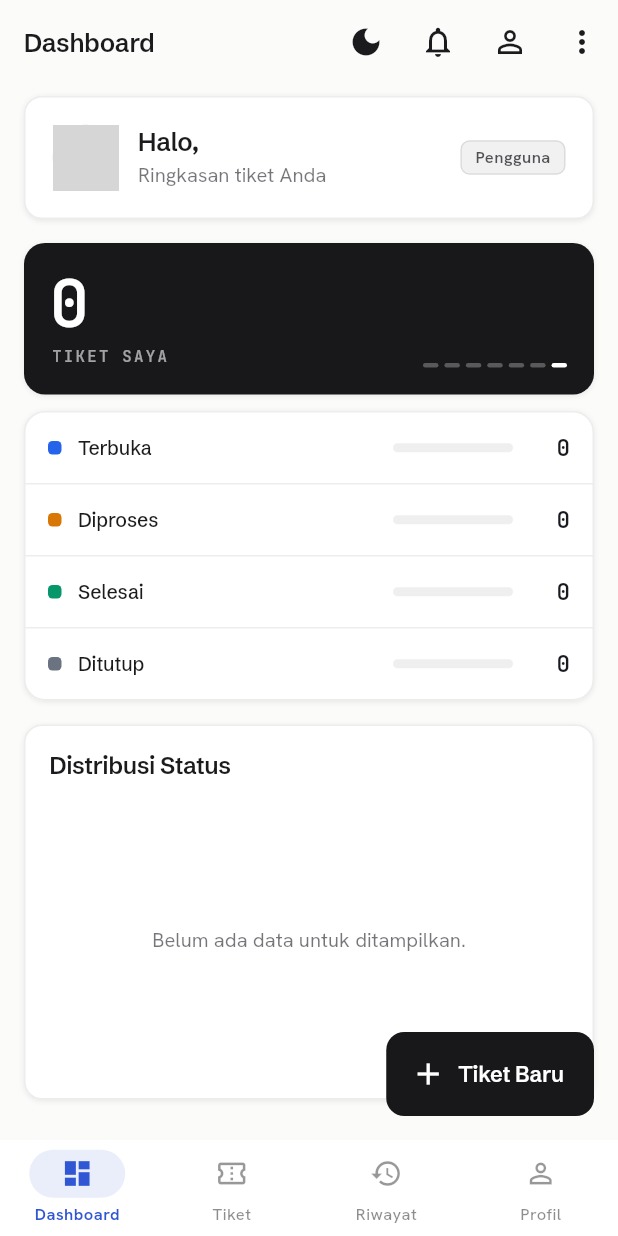
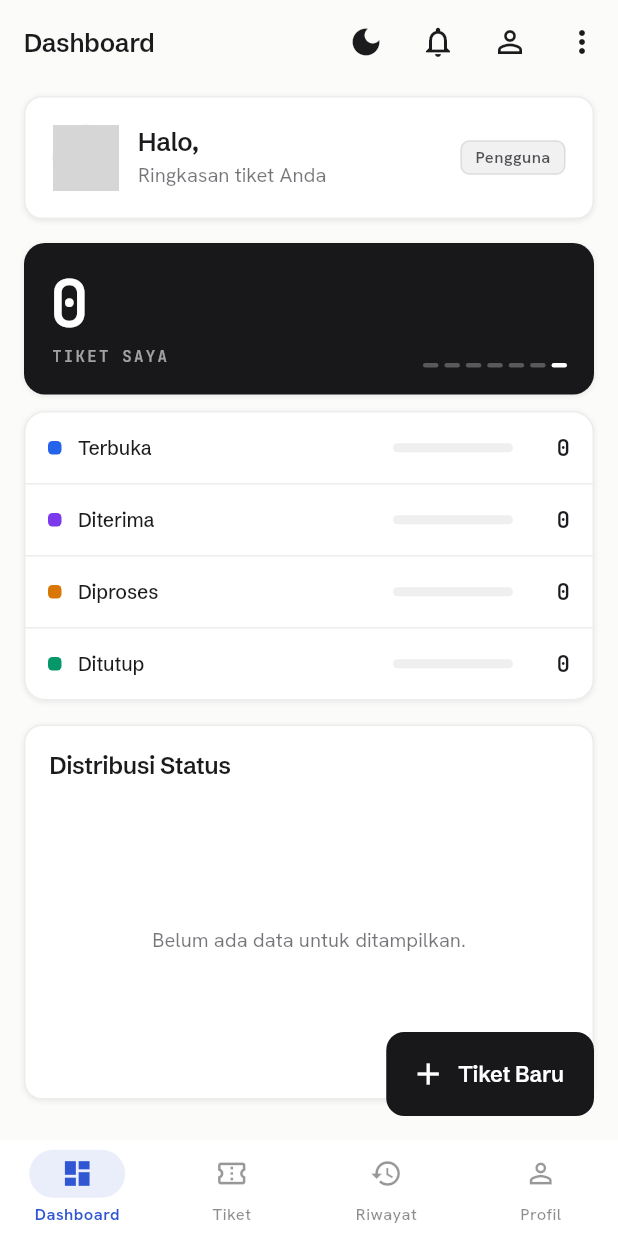
Before and after one commit to Cheszyalsohere/434241079_Muhammad-Irfan-Nuha_Ti-B1_UTS, a Flutter app: the screen it shows once a user with an empty profile is signed in, on a phone screen of 412 x 824 dp. Run offline on Flutter 3.47's test engine with Material 3 defaults, Android fonts, the phone set to English and light mode, and no system bars; our stand-ins replace cached_network_image, connectivity_plus, dartz, dio, fl_chart, flutter_dotenv and 12 more; accounts and stored records are empty; generated files the repository leaves out were written again; network calls fail; grey boxes are pictures that could not be loaded.

Commit message:
feat(ticket): automate status workflow, drop manual status editing
Per the revised requirements, ticket status is now driven entirely by
workflow actions instead of a manual picker:
- Replace the `resolved` status with `assigned`; the lifecycle is now
  open -> assigned -> in_progress -> closed
- Admin "Terima" moves open -> assigned; admin "Tugaskan" assigns a
  helpdesk and auto-moves assigned -> in_progress; the assigned helpdesk
  (or admin) "Tandai Selesai" moves in_progress -> closed
- Remove the "Ubah Status" manual picker; restrict assigning to admins
- Update dashboard aggregation/breakdown, status colors, badges, and the
  tracking stepper to the new four-status set
- Migration 004 migrates existing resolved rows to closed and swaps the
  status CHECK constraint; seed updated to match

```diff
--- a/lib/core/config/app_constants.dart
+++ b/lib/core/config/app_constants.dart
@@ -37,8 +37,8 @@ abstract final class AppConstants {
   // ── Enumerated values (must match DB check constraints) ────────────
   static const List<String> ticketStatuses = <String>[
     'open',
+    'assigned',
     'in_progress',
-    'resolved',
     'closed',
   ];
   static const List<String> ticketPriorities = <String>[
@@ -66,8 +66,8 @@ abstract final class AppConstants {
 abstract final class AppLabels {
   static const Map<String, String> status = <String, String>{
     'open': 'Terbuka',
+    'assigned': 'Diterima',
     'in_progress': 'Diproses',
-    'resolved': 'Selesai',
     'closed': 'Ditutup',
   };
 
--- a/lib/core/theme/app_colors.dart
+++ b/lib/core/theme/app_colors.dart
@@ -96,11 +96,11 @@ abstract final class AppColors {
   static const Color neutral800 = Color(0xFF1F2937);
   static const Color neutral900 = Color(0xFF111827);
 
-  // ── Status tokens ──────────────────────────────────────────────────
-  static const Color statusOpen = Color(0xFF2563EB);
-  static const Color statusInProgress = Color(0xFFD97706);
-  static const Color statusResolved = Color(0xFF059669);
-  static const Color statusClosed = Color(0xFF6B7280);
+  // ── Status tokens (workflow: open → assigned → in_progress → closed) ─
+  static const Color statusOpen = Color(0xFF2563EB); // blue
+  static const Color statusAssigned = Color(0xFF7C3AED); // violet
+  static const Color statusInProgress = Color(0xFFD97706); // amber
+  static const Color statusClosed = Color(0xFF059669); // green (done)
 
   // ── Priority tokens ────────────────────────────────────────────────
   static const Color priorityLow = Color(0xFF9CA3AF);
@@ -110,8 +110,8 @@ abstract final class AppColors {
 
   static Color statusColor(String status) => switch (status) {
         'open' => statusOpen,
+        'assigned' => statusAssigned,
         'in_progress' => statusInProgress,
-        'resolved' => statusResolved,
         'closed' => statusClosed,
         _ => neutral400,
       };
--- a/lib/core/widgets/status_badge.dart
+++ b/lib/core/widgets/status_badge.dart
@@ -16,7 +16,7 @@ enum BadgeKind { status, priority }
 class StatusBadge extends StatelessWidget {
   const StatusBadge({required this.value, required this.kind, super.key});
 
-  /// Status: `open` | `in_progress` | `resolved` | `closed`.
+  /// Status: `open` | `assigned` | `in_progress` | `closed`.
   /// Priority: `low` | `medium` | `high` | `urgent`.
   final String value;
   final BadgeKind kind;
--- a/lib/features/dashboard/data/models/dashboard_stats_model.dart
+++ b/lib/features/dashboard/data/models/dashboard_stats_model.dart
@@ -14,8 +14,8 @@ class DashboardStatsModel {
   const DashboardStatsModel({
     required this.total,
     required this.open,
+    required this.assigned,
     required this.inProgress,
-    required this.resolved,
     required this.closed,
     required this.ticketsByCategory,
     required this.ticketsByPriority,
@@ -27,8 +27,8 @@ class DashboardStatsModel {
 
   final int total;
   final int open;
+  final int assigned;
   final int inProgress;
-  final int resolved;
   final int closed;
   final Map<String, int> ticketsByCategory;
   final Map<String, int> ticketsByPriority;
@@ -40,8 +40,8 @@ class DashboardStatsModel {
   DashboardStats toEntity() => DashboardStats(
         total: total,
         open: open,
+        assigned: assigned,
         inProgress: inProgress,
-        resolved: resolved,
         closed: closed,
         ticketsByCategory: ticketsByCategory,
         ticketsByPriority: ticketsByPriority,
--- a/lib/features/dashboard/domain/entities/dashboard_stats_entity.dart
+++ b/lib/features/dashboard/domain/entities/dashboard_stats_entity.dart
@@ -28,8 +28,8 @@ class DashboardStats with _$DashboardStats {
 
     /// Status breakdown — drives both the stat cards and the pie chart.
     required int open,
+    required int assigned,
     required int inProgress,
-    required int resolved,
     required int closed,
 
     /// `category-wire-string -> count`, e.g. `{'hardware': 4, ...}`.
@@ -58,8 +58,8 @@ class DashboardStats with _$DashboardStats {
   factory DashboardStats.empty() => DashboardStats(
         total: 0,
         open: 0,
+        assigned: 0,
         inProgress: 0,
-        resolved: 0,
         closed: 0,
         ticketsByCategory: const <String, int>{},
         ticketsByPriority: const <String, int>{},
@@ -71,8 +71,8 @@ class DashboardStats with _$DashboardStats {
   /// iterate the enum in order without a switch.
   Map<TicketStatus, int> get byStatus => <TicketStatus, int>{
         TicketStatus.open: open,
+        TicketStatus.assigned: assigned,
         TicketStatus.inProgress: inProgress,
-        TicketStatus.resolved: resolved,
         TicketStatus.closed: closed,
       };
 
--- a/lib/features/dashboard/presentation/widgets/stat_overview.dart
+++ b/lib/features/dashboard/presentation/widgets/stat_overview.dart
@@ -226,16 +226,16 @@ class _BreakdownCard extends StatelessWidget {
         color: AppColors.statusOpen,
       ),
       _StatusRow(
+        label: 'Diterima',
+        count: stats.assigned,
+        fraction: stats.assigned / denom,
+        color: AppColors.statusAssigned,
+      ),
+      _StatusRow(
         label: 'Diproses',
         count: stats.inProgress,
         fraction: stats.inProgress / denom,
         color: AppColors.statusInProgress,
-      ),
-      _StatusRow(
-        label: 'Selesai',
-        count: stats.resolved,
-        fraction: stats.resolved / denom,
-        color: AppColors.statusResolved,
       ),
       _StatusRow(
         label: 'Ditutup',
--- a/lib/features/ticket/domain/entities/ticket_entity.dart
+++ b/lib/features/ticket/domain/entities/ticket_entity.dart
@@ -17,17 +17,22 @@ import '../../../auth/domain/entities/user_entity.dart';
 
 part 'ticket_entity.freezed.dart';
 
-/// Workflow status — the core of FR-006.
+/// Workflow status — the core of FR-006. Driven automatically by
+/// workflow actions (no manual status editing):
+///   open       → user creates the ticket
+///   assigned   → admin accepts ("Terima") the ticket
+///   inProgress → admin assigns it to a helpdesk
+///   closed     → helpdesk marks it done ("Selesai")
 enum TicketStatus {
   open,
+  assigned,
   inProgress,
-  resolved,
   closed;
 
   static TicketStatus fromString(String? value) {
     return switch (value) {
+      'assigned' => TicketStatus.assigned,
       'in_progress' => TicketStatus.inProgress,
-      'resolved' => TicketStatus.resolved,
       'closed' => TicketStatus.closed,
       _ => TicketStatus.open,
     };
@@ -35,8 +40,8 @@ enum TicketStatus {
 
   String get wire => switch (this) {
         TicketStatus.open => 'open',
+        TicketStatus.assigned => 'assigned',
         TicketStatus.inProgress => 'in_progress',
-        TicketStatus.resolved => 'resolved',
         TicketStatus.closed => 'closed',
       };
 
@@ -44,8 +49,7 @@ enum TicketStatus {
 
   bool get isOpen => this == TicketStatus.open;
   bool get isClosed => this == TicketStatus.closed;
-  bool get isTerminal =>
-      this == TicketStatus.resolved || this == TicketStatus.closed;
+  bool get isTerminal => this == TicketStatus.closed;
 }
 
 /// Priority — drives sort order and colored chips.
--- a/lib/features/ticket/presentation/screens/tracking_screen.dart
+++ b/lib/features/ticket/presentation/screens/tracking_screen.dart
@@ -152,8 +152,8 @@ class _WorkflowStepper extends StatelessWidget {
 
   static const List<TicketStatus> _stages = <TicketStatus>[
     TicketStatus.open,
+    TicketStatus.assigned,
     TicketStatus.inProgress,
-    TicketStatus.resolved,
     TicketStatus.closed,
   ];
 
--- a/lib/features/user_management/presentation/screens/user_management_screen.dart
+++ b/lib/features/user_management/presentation/screens/user_management_screen.dart
@@ -395,7 +395,7 @@ class _UserRow extends StatelessWidget {
                             width: 6,
                             height: 6,
                             decoration: BoxDecoration(
-                              color: AppColors.statusResolved,
+                              color: AppColors.tertiary,
                               shape: BoxShape.circle,
                             ),
                           ),
@@ -713,7 +713,7 @@ class _ActionButton extends StatelessWidget {
   Widget build(BuildContext context) {
     final ThemeData theme = Theme.of(context);
     final Color color =
-        destructive ? theme.colorScheme.error : AppColors.statusResolved;
+        destructive ? theme.colorScheme.error : AppColors.tertiary;
 
     return SizedBox(
       width: double.infinity,
```
Also changed, not shown: lib/features/dashboard/data/datasources/dashboard_remote_datasource.dart (+9 -9 lines), lib/features/ticket/data/datasources/ticket_remote_datasource.dart (+8 -1 lines), lib/features/ticket/presentation/screens/ticket_detail_screen.dart (+115 -72 lines), 2 other files.
